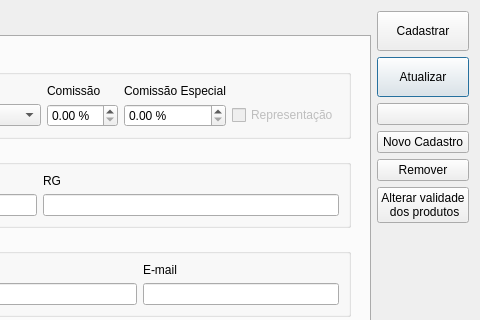
darktorres/ERP-STACCATO, file ui/cadastrofornecedor.ui: the form before one commit; both pictures show x 908 to 1388 and y 0 to 320 of the 1388 by 765 pixel window.
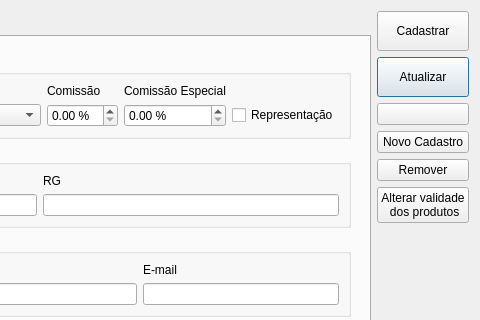
The form after the commit. Icons and pictures are not drawn. Custom widgets are drawn as their Qt base class.

Commit message: Setar nos produtos a mesma flag de representação salva no fornecedor

```diff
--- a/ui/cadastrofornecedor.ui
+++ b/ui/cadastrofornecedor.ui
@@ -464,7 +464,7 @@
                <item row="2" column="7">
                 <widget class="QCheckBox" name="checkBoxRepresentacao">
                  <property name="enabled">
-                  <bool>false</bool>
+                  <bool>true</bool>
                  </property>
                  <property name="text">
                   <string>Representação</string>
```
The commit also changes 1 other file.
